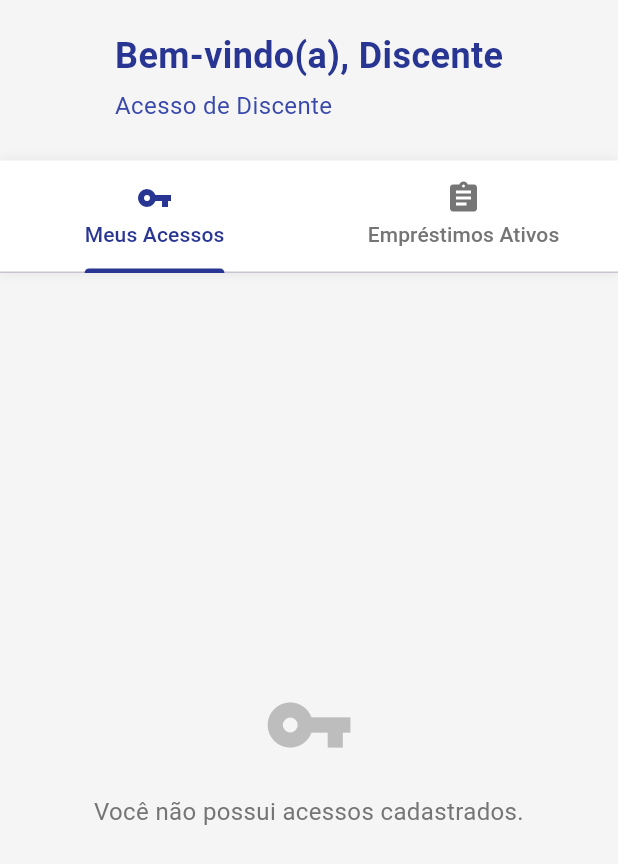
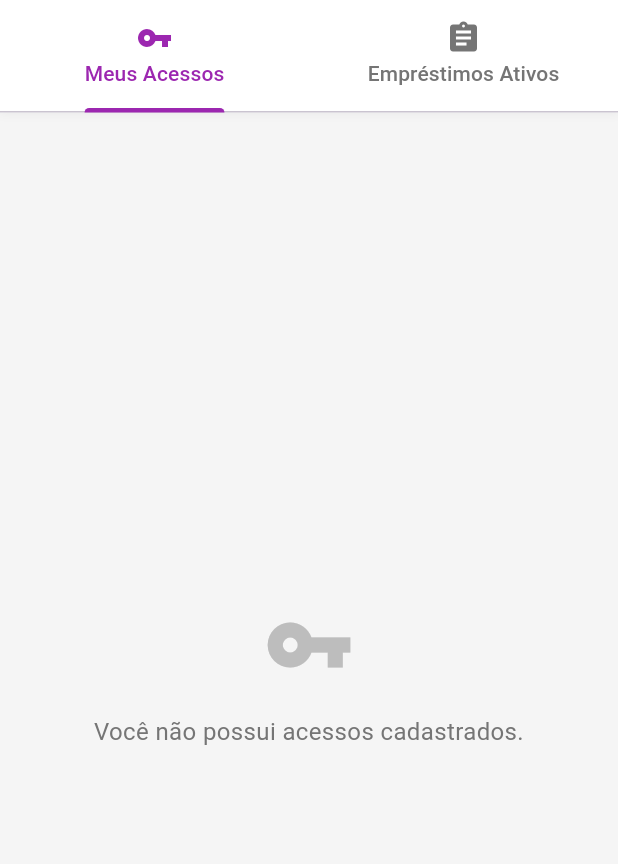
Before and after one commit to jpsantosbembe/flowkey_mobile, a Flutter app: the DiscenteSection screen opened directly, on a phone screen of 412 x 824 dp. Shown: the top 864 px of the screen. Run offline on Flutter 3.47's test engine with Material 3 defaults, Android fonts, the phone set to English and light mode, and no system bars; our stand-ins replace dio, flutter_secure_storage, shared_preferences; accounts and stored records are empty.

Commit message:
coerencia visual

```diff
--- a/lib/views/home_screen.dart
+++ b/lib/views/home_screen.dart
@@ -89,7 +89,7 @@ class HomeScreen extends StatelessWidget {
       case 'coordenador':
         return Colors.blue[800]!;
       case 'discente':
-        return Colors.indigo[800]!;
+        return Colors.purple[500]!;
       case 'guarda':
         return Colors.green[800]!;
       default:
--- a/lib/widgets/discente_section.dart
+++ b/lib/widgets/discente_section.dart
@@ -85,33 +85,6 @@ class _DiscenteSectionState extends State<DiscenteSection> with SingleTickerProv
         children: [
 
           Container(
-            padding: EdgeInsets.fromLTRB(20, 20, 20, 5),
-            child: Column(
-              crossAxisAlignment: CrossAxisAlignment.start,
-              children: [
-                Text(
-                  'Bem-vindo(a), $userName',
-                  style: TextStyle(
-                    fontSize: 24,
-                    fontWeight: FontWeight.bold,
-                    color: Colors.indigo[800],
-                  ),
-                ),
-                SizedBox(height: 5),
-                Text(
-                  'Acesso de Discente',
-                  style: TextStyle(
-                    fontSize: 16,
-                    color: Colors.indigo[600],
-                  ),
-                ),
-                SizedBox(height: 20),
-              ],
-            ),
-          ),
-
-
-          Container(
             decoration: BoxDecoration(
               color: Colors.white,
               boxShadow: [
@@ -124,9 +97,9 @@ class _DiscenteSectionState extends State<DiscenteSection> with SingleTickerProv
             ),
             child: TabBar(
               controller: _tabController,
-              labelColor: Colors.indigo[800],
+              labelColor: Colors.purple[500]!,
               unselectedLabelColor: Colors.grey[600],
-              indicatorColor: Colors.indigo[800],
+              indicatorColor: Colors.purple[500]!,
               indicatorWeight: 3,
               tabs: [
                 Tab(
@@ -192,7 +165,7 @@ class _DiscenteSectionState extends State<DiscenteSection> with SingleTickerProv
           gradient: LinearGradient(
             begin: Alignment.topLeft,
             end: Alignment.bottomRight,
-            colors: [Colors.white, Colors.indigo[50]!],
+            colors: [Colors.white, Colors.purple[50]!],
           ),
         ),
         child: Padding(
@@ -202,10 +175,10 @@ class _DiscenteSectionState extends State<DiscenteSection> with SingleTickerProv
               Container(
                 padding: EdgeInsets.all(12),
                 decoration: BoxDecoration(
-                  color: Colors.indigo[100],
+                  color: Colors.purple[100]!,
                   borderRadius: BorderRadius.circular(12),
                 ),
-                child: Icon(Icons.vpn_key, color: Colors.indigo[800]),
+                child: Icon(Icons.vpn_key, color: Colors.purple[800]!),
               ),
               SizedBox(width: 16),
               Expanded(
@@ -217,7 +190,7 @@ class _DiscenteSectionState extends State<DiscenteSection> with SingleTickerProv
                       style: TextStyle(
                         fontSize: 18,
                         fontWeight: FontWeight.bold,
-                        color: Colors.indigo[800],
+                        color: Colors.purple[800]!,
                       ),
                     ),
                     SizedBox(height: 4),
```
